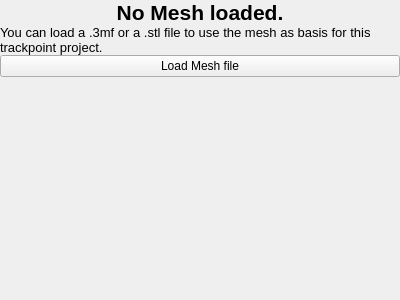
Old version of the form trackpoint-app/gui/NoMeshWidget.ui in the repository Dominik-Schoen/TrackItPipe.
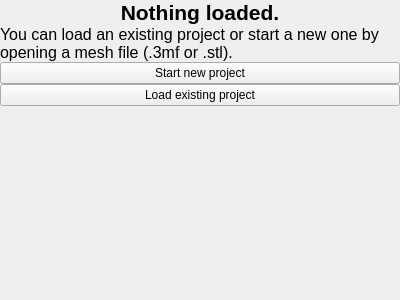
New version of the form.

```diff
--- a/trackpoint-app/gui/NoMeshWidget.ui
+++ b/trackpoint-app/gui/NoMeshWidget.ui
@@ -40,22 +40,25 @@
       </font>
      </property>
      <property name="text">
-      <string>No Mesh loaded.</string>
+      <string>Nothing loaded.</string>
      </property>
      <property name="alignment">
       <set>Qt::AlignCenter</set>
      </property>
+     <property name="margin">
+      <number>5</number>
+     </property>
     </widget>
    </item>
    <item>
     <widget class="QLabel" name="noMeshExplanation">
      <property name="font">
       <font>
-       <pointsize>10</pointsize>
+       <pointsize>12</pointsize>
       </font>
      </property>
      <property name="text">
-      <string>You can load a .3mf or a .stl file to use the mesh as basis for this trackpoint project.</string>
+      <string>You can load an existing project or start a new one by opening a mesh file (.3mf or .stl).</string>
      </property>
      <property name="wordWrap">
       <bool>true</bool>
@@ -65,7 +68,14 @@
    <item>
     <widget class="QPushButton" name="noMeshButton">
      <property name="text">
-      <string>Load Mesh file</string>
+      <string>Start new project</string>
+     </property>
+    </widget>
+   </item>
+   <item>
+    <widget class="QPushButton" name="loadProjectButton">
+     <property name="text">
+      <string>Load existing project</string>
      </property>
     </widget>
    </item>
```
